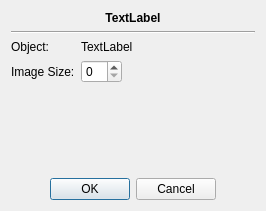
This is src/gui/dialogs/volume_object.ui in cppd/math as Qt 5 draws it before an edit. The edited form follows.
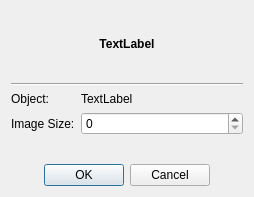
This is the edited form.

Commit message: object dialogs

What changed in the file:
```diff
--- a/src/gui/dialogs/volume_object.ui
+++ b/src/gui/dialogs/volume_object.ui
@@ -6,8 +6,8 @@
    <rect>
     <x>0</x>
     <y>0</y>
-    <width>266</width>
-    <height>211</height>
+    <width>254</width>
+    <height>197</height>
    </rect>
   </property>
   <property name="windowTitle">
@@ -18,7 +18,6 @@
     <widget class="QLabel" name="label_space">
      <property name="font">
       <font>
-       <weight>75</weight>
        <bold>true</bold>
       </font>
      </property>
@@ -38,8 +37,6 @@
     </widget>
    </item>
    <item>
-    <layout class="QHBoxLayout" name="horizontalLayout">
-     <item>
       <layout class="QFormLayout" name="formLayout">
        <item row="0" column="0">
         <widget class="QLabel" name="label_2">
@@ -66,54 +63,9 @@
         </widget>
        </item>
        <item row="1" column="1">
-        <layout class="QHBoxLayout" name="horizontalLayout_2">
-         <item>
           <widget class="QSpinBox" name="spinBox_image_size"/>
          </item>
-         <item>
-          <spacer name="horizontalSpacer_2">
-           <property name="orientation">
-            <enum>Qt::Horizontal</enum>
-           </property>
-           <property name="sizeHint" stdset="0">
-            <size>
-             <width>40</width>
-             <height>20</height>
-            </size>
-           </property>
-          </spacer>
-         </item>
-        </layout>
-       </item>
-      </layout>
-     </item>
-     <item>
-      <spacer name="horizontalSpacer">
-       <property name="orientation">
-        <enum>Qt::Horizontal</enum>
-       </property>
-       <property name="sizeHint" stdset="0">
-        <size>
-         <width>40</width>
-         <height>20</height>
-        </size>
-       </property>
-      </spacer>
-     </item>
-    </layout>
-   </item>
-   <item>
-    <spacer name="verticalSpacer">
-     <property name="orientation">
-      <enum>Qt::Vertical</enum>
-     </property>
-     <property name="sizeHint" stdset="0">
-      <size>
-       <width>20</width>
-       <height>0</height>
-      </size>
-     </property>
-    </spacer>
+    </layout>
    </item>
    <item>
     <widget class="QDialogButtonBox" name="buttonBox">
```
Lines whose indentation alone changed are shown as unchanged. The commit also changes 5 other files.
